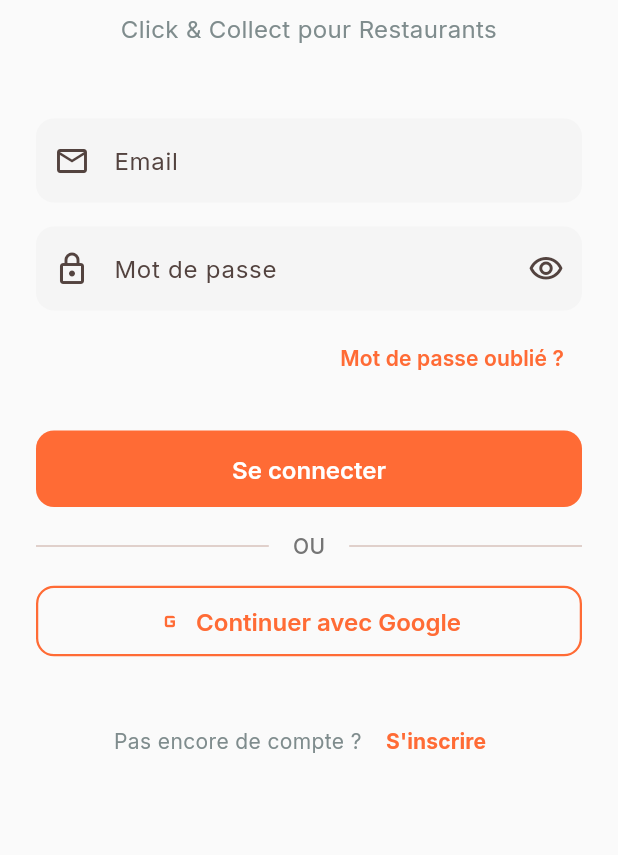
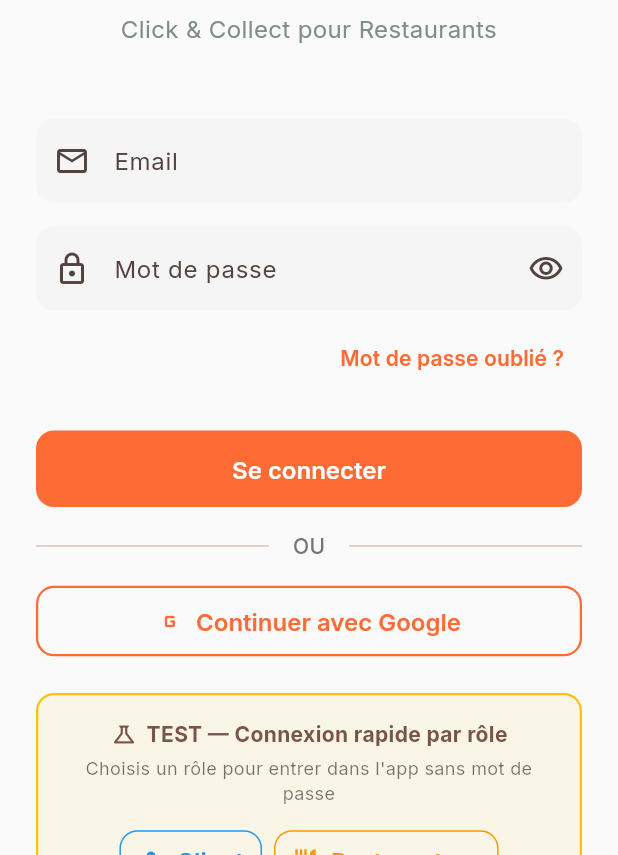
Before and after one commit to alvin971/win-time, a Flutter app: the screen it shows after launch, on a phone screen of 412 x 824 dp, the part 381-1236 px from its top. Run offline on Flutter 3.47's test engine with Material 3 defaults, Android fonts, the phone set to English and light mode, and no system bars; our stand-ins replace dartz, dio, equatable, firebase_core, firebase_messaging, flutter_bloc and 13 more; accounts and stored records are empty; generated files the repository leaves out were written again; network calls fail.

Commit message:
feat(client/auth): boutons connexion test rapide par rôle
Ajoute un panneau "TEST — Connexion rapide par rôle" sur la LoginPage
de l'app Client avec 3 boutons (Client / Restaurateur / Admin) qui
hydratent FlutterSecureStorage avec un user démo + tokens fake puis
naviguent directement vers /home. Permet aux testeurs TestFlight de
tester chaque rôle d'un seul tap, sans backend.

À retirer avant release App Store publique (TODO inline).

Co-Authored-By: Claude Opus 4.7 (1M context) <noreply@anthropic.com>

```diff
--- /dev/null
+++ b/win_time_mobilapp/lib/features/auth/data/demo/demo_accounts.dart
@@ -0,0 +1,95 @@
+// TODO(release): remove demo accounts before public App Store launch.
+//
+// Quick "tap-a-role" buttons displayed on LoginPage so testers can
+// authenticate as any user role without backend credentials.
+
+import 'package:flutter/material.dart';
+import 'package:flutter_secure_storage/flutter_secure_storage.dart';
+
+import '../../domain/entities/user_entity.dart';
+import '../datasources/auth_local_datasource.dart';
+import '../models/user_model.dart';
+
+class DemoAccount {
+  final String label;
+  final IconData icon;
+  final Color color;
+  final UserModel user;
+
+  const DemoAccount({
+    required this.label,
+    required this.icon,
+    required this.color,
+    required this.user,
+  });
+}
+
+UserModel _user({
+  required String id,
+  required String email,
+  required String firstName,
+  required String lastName,
+  required UserRole role,
+}) {
+  return UserModel(
+    id: id,
+    email: email,
+    firstName: firstName,
+    lastName: lastName,
+    role: role,
+    isActive: true,
+    isVerified: true,
+    createdAt: DateTime(2025, 1, 1),
+    lastLogin: DateTime.now(),
+  );
+}
+
+final List<DemoAccount> kDemoAccounts = [
+  DemoAccount(
+    label: 'Client',
+    icon: Icons.person,
+    color: Colors.blue,
+    user: _user(
+      id: 'demo-client-001',
+      email: 'client.demo@wintime.test',
+      firstName: 'Camille',
+      lastName: 'Client',
+      role: UserRole.client,
+    ),
+  ),
+  DemoAccount(
+    label: 'Restaurateur',
+    icon: Icons.restaurant,
+    color: Colors.orange,
+    user: _user(
+      id: 'demo-resto-001',
+      email: 'resto.demo@wintime.test',
+      firstName: 'Renée',
+      lastName: 'Restaurateur',
+      role: UserRole.restaurant,
+    ),
+  ),
+  DemoAccount(
+    label: 'Admin',
+    icon: Icons.admin_panel_settings,
+    color: Colors.deepPurple,
+    user: _user(
+      id: 'demo-admin-001',
+      email: 'admin.demo@wintime.test',
+      firstName: 'Alex',
+      lastName: 'Admin',
+      role: UserRole.admin,
+    ),
+  ),
+];
+
+Future<void> loginAsDemo(DemoAccount account) async {
+  final local = AuthLocalDataSourceImpl(const FlutterSecureStorage(
+    aOptions: AndroidOptions(encryptedSharedPreferences: true),
+  ));
+  await local.saveTokens(
+    accessToken: 'demo-token-${account.user.role.name}',
+    refreshToken: 'demo-refresh-${account.user.role.name}',
+  );
+  await local.saveUser(account.user);
+}
--- a/win_time_mobilapp/lib/features/auth/presentation/pages/login_page.dart
+++ b/win_time_mobilapp/lib/features/auth/presentation/pages/login_page.dart
@@ -2,6 +2,7 @@ import 'package:flutter/material.dart';
 import 'package:go_router/go_router.dart';
 import '../../../../core/router/app_router.dart';
 import '../../../../core/theme/app_theme.dart';
+import '../../data/demo/demo_accounts.dart';
 
 class LoginPage extends StatefulWidget {
   const LoginPage({super.key});
@@ -38,6 +39,10 @@ class _LoginPageState extends State<LoginPage> {
       // Navigation vers HomePage
       context.go(AppRoutes.home);
     }
+  }
+
+  void _setBusy(bool busy) {
+    if (mounted) setState(() => _isLoading = busy);
   }
 
   @override
@@ -231,7 +236,12 @@ class _LoginPageState extends State<LoginPage> {
                   ),
                 ),
 
-                const SizedBox(height: 32),
+                const SizedBox(height: 24),
+
+                // 🧪 TEST — comptes de démo (à retirer avant release App Store)
+                _DemoLoginPanel(busy: _isLoading, onPickedDemo: _setBusy),
+
+                const SizedBox(height: 24),
 
                 // Inscription
                 Row(
@@ -255,3 +265,86 @@ class _LoginPageState extends State<LoginPage> {
     );
   }
 }
+
+// 🧪 TEST — comptes de démo, à retirer avant release App Store publique.
+class _DemoLoginPanel extends StatelessWidget {
+  final bool busy;
+  final ValueChanged<bool> onPickedDemo;
+
+  const _DemoLoginPanel({required this.busy, required this.onPickedDemo});
+
+  Future<void> _pick(BuildContext context, DemoAccount account) async {
+    onPickedDemo(true);
+    try {
+      await loginAsDemo(account);
+      if (context.mounted) context.go(AppRoutes.home);
+    } catch (e) {
+      if (context.mounted) {
+        ScaffoldMessenger.of(context).showSnackBar(
+          SnackBar(content: Text('Erreur démo: $e')),
+        );
+      }
+    } finally {
+      onPickedDemo(false);
+    }
+  }
+
+  @override
+  Widget build(BuildContext context) {
+    return Container(
+      padding: const EdgeInsets.all(16),
+      decoration: BoxDecoration(
+        color: Colors.amber.withOpacity(0.08),
+        border: Border.all(color: Colors.amber, width: 1.5),
+        borderRadius: BorderRadius.circular(12),
+      ),
+      child: Column(
+        crossAxisAlignment: CrossAxisAlignment.stretch,
+        children: [
+          const Row(
+            mainAxisAlignment: MainAxisAlignment.center,
+            children: [
+              Icon(Icons.science_outlined, size: 18, color: Colors.brown),
+              SizedBox(width: 6),
+              Text(
+                'TEST — Connexion rapide par rôle',
+                style: TextStyle(
+                  fontWeight: FontWeight.bold,
+                  color: Colors.brown,
+                ),
+              ),
+            ],
+          ),
+          const SizedBox(height: 4),
+          const Text(
+            'Choisis un rôle pour entrer dans l\'app sans mot de passe',
+            textAlign: TextAlign.center,
+            style: TextStyle(fontSize: 12, color: Colors.black54),
+          ),
+          const SizedBox(height: 12),
+          Wrap(
+            alignment: WrapAlignment.center,
+            spacing: 8,
+            runSpacing: 8,
+            children: [
+              for (final account in kDemoAccounts)
+                OutlinedButton.icon(
+                  onPressed: busy ? null : () => _pick(context, account),
+                  icon: Icon(account.icon, color: account.color),
+                  label: Text(account.label),
+                  style: OutlinedButton.styleFrom(
+                    foregroundColor: account.color,
+                    side: BorderSide(color: account.color),
+                    padding: const EdgeInsets.symmetric(
+                      horizontal: 12,
+                      vertical: 10,
+                    ),
+                  ),
+                ),
+            ],
+          ),
+        ],
+      ),
+    );
+  }
+}
```
